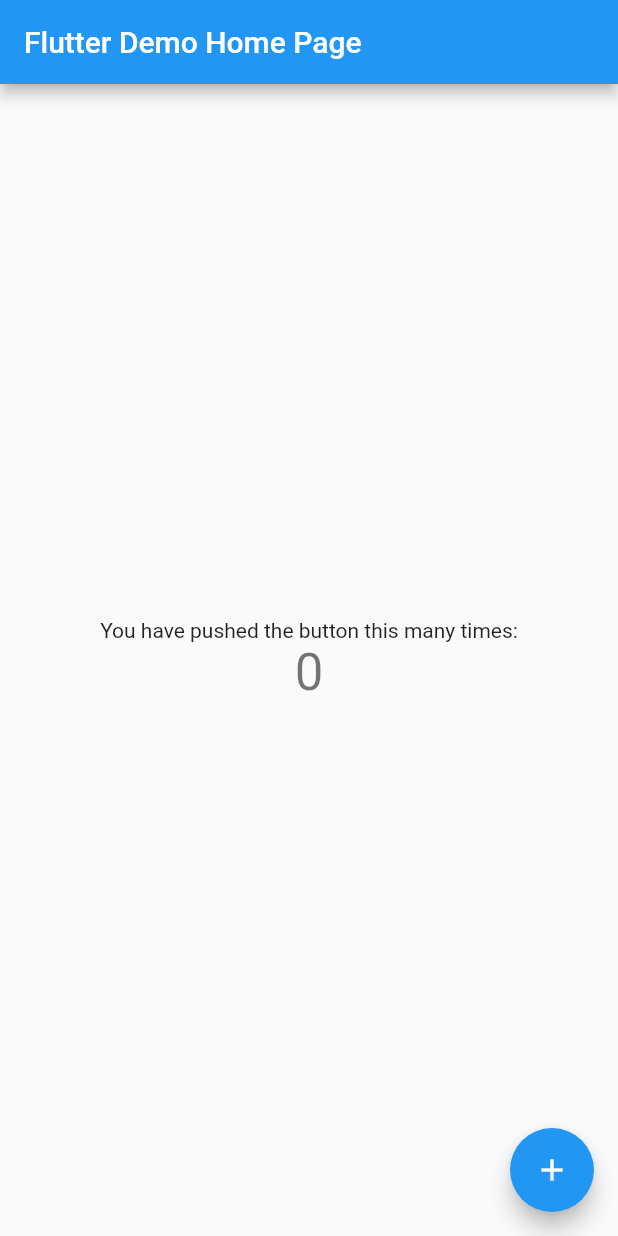
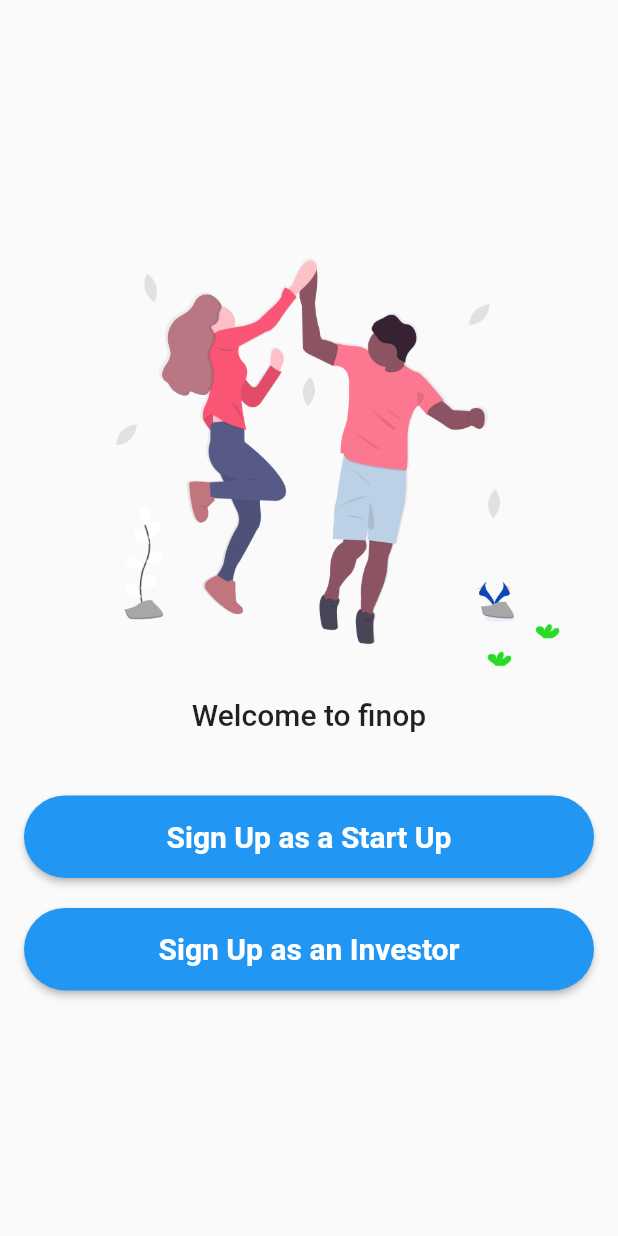
Before and after one commit to david-legend/finopp, a Flutter app: the screen it shows after launch, on a phone screen of 412 x 824 dp. Run offline on Flutter 3.47's test engine with Material 2 defaults, Android fonts, the phone set to English and light mode, and no system bars; our stand-ins replace shared_preferences.

Commit message:
Choice Screen completed

```diff
--- /dev/null
+++ b/lib/const/string_const.dart
@@ -0,0 +1,25 @@
+///
+/// Created by NieBin on 18-12-14
+/// Github: https://github.com/nb312
+/// Email: niebin312@gmail.com
+///
+///
+
+class StringConst {
+  //strings
+  static const String APP_NAME = "Finop";
+  static const String SIGN_UP_INVESTOR = "Sign Up as an Investor";
+  static const String SIGN_UP_START_UP = "Sign Up as a Start Up";
+  static const String CHOICE_SCREEN_WELCOME_MSG = "Welcome to finop";
+
+  static const String DEVELOPER = "Volunteer";
+  static const String PROFESSION = "Flutter Developer";
+  static const String DEV_EMAIL = "niebin312@gmail.com";
+  static const String SIGN_UP = "Sing Up";
+  static const String SIGN_UP_TEXT = "Don't have an account?";
+
+  //SharedPreferences
+  static const String ACCOUNT_TYPE_KEY = "account_type";
+  static const String START_UP_VALUE = "start_up";
+  static const String INVESTOR_VALUE = "investor";
+}
--- a/lib/main.dart
+++ b/lib/main.dart
@@ -1,111 +1,25 @@
+import 'package:finop/screens/registration/choice_screen.dart';
+import 'package:finop/screens/registration/login_screen.dart';
+import 'package:finop/screens/registration/signup_screen.dart';
 import 'package:flutter/material.dart';
 
 void main() => runApp(MyApp());
 
 class MyApp extends StatelessWidget {
-  // This widget is the root of your application.
   @override
   Widget build(BuildContext context) {
     return MaterialApp(
-      title: 'Flutter Demo',
+      title: 'Finop',
+      debugShowCheckedModeBanner: false,
       theme: ThemeData(
-        // This is the theme of your application.
-        //
-        // Try running your application with "flutter run". You'll see the
-        // application has a blue toolbar. Then, without quitting the app, try
-        // changing the primarySwatch below to Colors.green and then invoke
-        // "hot reload" (press "r" in the console where you ran "flutter run",
-        // or simply save your changes to "hot reload" in a Flutter IDE).
-        // Notice that the counter didn't reset back to zero; the application
-        // is not restarted.
         primarySwatch: Colors.blue,
       ),
-      home: MyHomePage(title: 'Flutter Demo Home Page'),
+//      home: '/choiceScreen',
+      routes: {
+        ChoiceScreen.ROUTE_NAME: (context) => ChoiceScreen(),
+        LoginScreen.ROUTE_NAME: (context) => LoginScreen(),
+        SignUpScreen.ROUTE_NAME: (context) => SignUpScreen(),
+      },
     );
   }
 }
-
-class MyHomePage extends StatefulWidget {
-  MyHomePage({Key key, this.title}) : super(key: key);
-
-  // This widget is the home page of your application. It is stateful, meaning
-  // that it has a State object (defined below) that contains fields that affect
-  // how it looks.
-
-  // This class is the configuration for the state. It holds the values (in this
-  // case the title) provided by the parent (in this case the App widget) and
-  // used by the build method of the State. Fields in a Widget subclass are
-  // always marked "final".
-
-  final String title;
-
-  @override
-  _MyHomePageState createState() => _MyHomePageState();
-}
-
-class _MyHomePageState extends State<MyHomePage> {
-  int _counter = 0;
-
-  void _incrementCounter() {
-    setState(() {
-      // This call to setState tells the Flutter framework that something has
-      // changed in this State, which causes it to rerun the build method below
-      // so that the display can reflect the updated values. If we changed
-      // _counter without calling setState(), then the build method would not be
-      // called again, and so nothing would appear to happen.
-      _counter++;
-    });
-  }
-
-  @override
-  Widget build(BuildContext context) {
-    // This method is rerun every time setState is called, for instance as done
-    // by the _incrementCounter method above.
-    //
-    // The Flutter framework has been optimized to make rerunning build methods
-    // fast, so that you can just rebuild anything that needs updating rather
-    // than having to individually change instances of widgets.
-    return Scaffold(
-      appBar: AppBar(
-        // Here we take the value from the MyHomePage object that was created by
-        // the App.build method, and use it to set our appbar title.
-        title: Text(widget.title),
-      ),
-      body: Center(
-        // Center is a layout widget. It takes a single child and positions it
-        // in the middle of the parent.
-        child: Column(
-          // Column is also a layout widget. It takes a list of children and
-          // arranges them vertically. By default, it sizes itself to fit its
-          // children horizontally, and tries to be as tall as its parent.
-          //
-          // Invoke "debug painting" (press "p" in the console, choose the
-          // "Toggle Debug Paint" action from the Flutter Inspector in Android
-          // Studio, or the "Toggle Debug Paint" command in Visual Studio Code)
-          // to see the wireframe for each widget.
-          //
-          // Column has various properties to control how it sizes itself and
-          // how it positions its children. Here we use mainAxisAlignment to
-          // center the children vertically; the main axis here is the vertical
-          // axis because Columns are vertical (the cross axis would be
-          // horizontal).
-          mainAxisAlignment: MainAxisAlignment.center,
-          children: <Widget>[
-            Text(
-              'You have pushed the button this many times:',
-            ),
-            Text(
-              '$_counter',
-              style: Theme.of(context).textTheme.display1,
-            ),
-          ],
-        ),
-      ),
-      floatingActionButton: FloatingActionButton(
-        onPressed: _incrementCounter,
-        tooltip: 'Increment',
-        child: Icon(Icons.add),
-      ), // This trailing comma makes auto-formatting nicer for build methods.
-    );
-  }
-}
--- /dev/null
+++ b/lib/screens/registration/choice_screen.dart
@@ -0,0 +1,89 @@
+import 'package:finop/const/_const.dart';
+import 'package:finop/screens/registration/signup_screen.dart';
+import 'package:flutter/material.dart';
+import 'package:shared_preferences/shared_preferences.dart';
+
+class ChoiceScreen extends StatelessWidget {
+  static const String ROUTE_NAME = '/';
+
+  @override
+  Widget build(BuildContext context) {
+    return Scaffold(
+      body: SafeArea(
+        child: Container(
+          margin: EdgeInsets.symmetric(horizontal: 16.0),
+          child: Column(
+            mainAxisAlignment: MainAxisAlignment.center,
+            children: <Widget>[
+              Image.asset(RegistrationImagePath.choiceScreen),
+              Padding(
+                padding: const EdgeInsets.all(12.0),
+                child: Text(
+                  StringConst.CHOICE_SCREEN_WELCOME_MSG,
+                  style: TextStyle(fontSize: 20.0, fontWeight: FontWeight.w500),
+                ),
+              ),
+              SizedBox(height: 30),
+              ButtonTheme(
+                minWidth: MediaQuery.of(context).size.width,
+                shape: RoundedRectangleBorder(
+                  borderRadius: new BorderRadius.circular(30.0),
+                ),
+                child: RaisedButton(
+                  onPressed: () {
+                    saveAccountType(StringConst.START_UP_VALUE);
+                    Navigator.pushNamed(context, SignUpScreen.ROUTE_NAME);
+                  },
+                  color: Colors.blue,
+                  child: Padding(
+                    padding: const EdgeInsets.all(16.0),
+                    child: Text(
+                      StringConst.SIGN_UP_START_UP,
+                      style: TextStyle(
+                        fontSize: 20,
+                        color: Colors.white,
+                        fontWeight: FontWeight.w600,
+                      ),
+                    ),
+                  ),
+                ),
+              ),
+              SizedBox(height: 20.0),
+              ButtonTheme(
+                minWidth: MediaQuery.of(context).size.height,
+                shape: RoundedRectangleBorder(
+                  borderRadius: new BorderRadius.circular(30.0),
+                ),
+                child: RaisedButton(
+                  onPressed: () {
+                    saveAccountType(StringConst.INVESTOR_VALUE);
+                    Navigator.pushNamed(context, SignUpScreen.ROUTE_NAME);
+                  },
+                  color: Colors.blue,
+                  child: Padding(
+                    padding: const EdgeInsets.all(16.0),
+                    child: Text(
+                      StringConst.SIGN_UP_INVESTOR,
+                      style: TextStyle(
+                          fontSize: 20,
+                          color: Colors.white,
+                          fontWeight: FontWeight.w600,
+                      ),
+                    ),
+                  ),
+                ),
+              )
+            ],
+          ),
+        ),
+      ),
+    );
+  }
+
+  Future<void> saveAccountType(String value) async {
+    SharedPreferences prefs = await SharedPreferences.getInstance();
+    prefs.setString(StringConst.ACCOUNT_TYPE_KEY, value);
+  }
+
+
+}
```
Also changed, not shown: lib/const/_const.dart (added, +14 -0 lines), lib/const/color_const.dart (added, +17 -0 lines), lib/const/gradient_const.dart (added, +25 -0 lines), lib/const/icons.dart (added, +7 -0 lines), lib/const/images_const.dart (added, +40 -0 lines), lib/const/page_str_const.dart (added, +114 -0 lines), lib/const/shadow_const.dart (added, +13 -0 lines), lib/const/size_const.dart (added, +8 -0 lines), lib/const/styles.dart (added, +8 -0 lines), lib/screens/registration/login_screen.dart (added, +16 -0 lines), lib/screens/registration/signup_screen.dart (added, +16 -0 lines), pubspec.yaml (+4 -4 lines), assets/images/registration/welcome.png (added), pubspec.lock.
